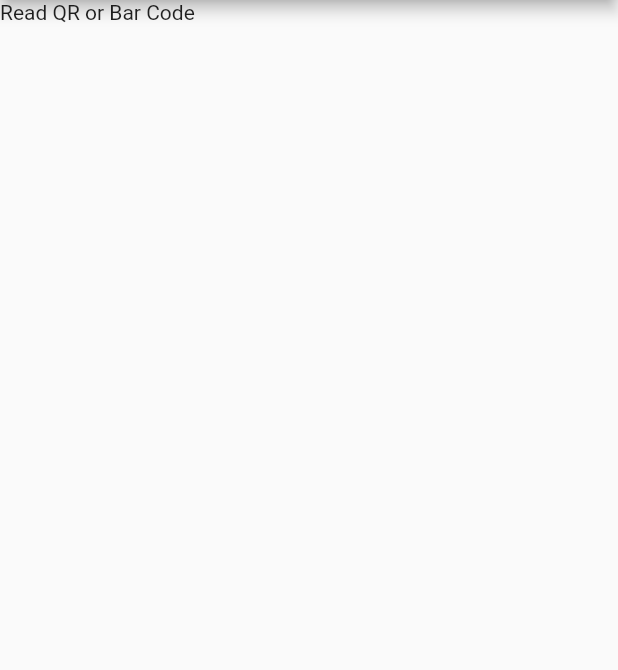
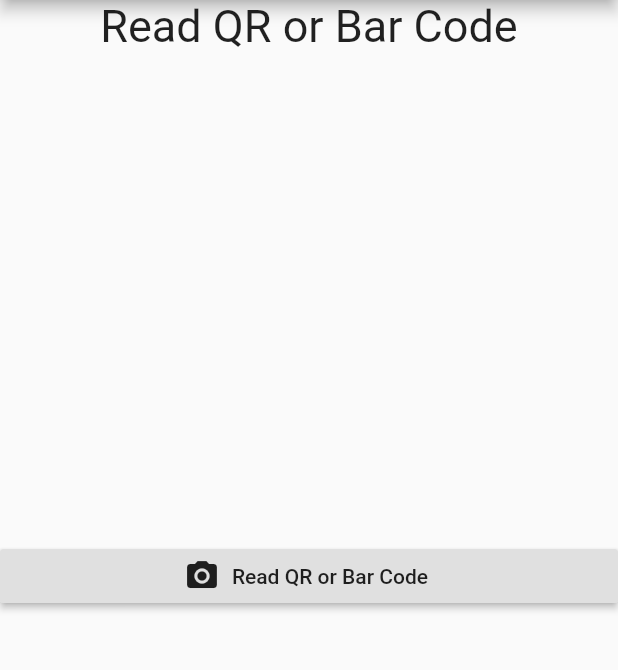
Before and after one commit to Sarunyou22/Pakk, a Flutter app: the MyService screen opened directly, in the side drawer, after a tap on "Page 2", on a phone screen of 412 x 824 dp, the part 84-754 px from its top. Run offline on Flutter 3.47's test engine with Material 2 defaults, Android fonts, the phone set to English and light mode, and no system bars; missing offline and left inert: dart:ffi; accounts and stored records are empty.

Commit message:
Design Read QRCode Completed

```diff
--- a/lib/widget/page2.dart
+++ b/lib/widget/page2.dart
@@ -1,4 +1,5 @@
 import 'package:flutter/material.dart';
+import 'package:pakk/utility/my_style.dart';
 
 class Page2 extends StatefulWidget {
   @override
@@ -6,10 +7,58 @@ class Page2 extends StatefulWidget {
 }
 
 class _Page2State extends State<Page2> {
+  // Field
+  String codeString = '';
+
+  // Method
+  Widget readButton() {
+    return Column(mainAxisAlignment: MainAxisAlignment.center,
+      children: <Widget>[
+        Row(
+          children: <Widget>[
+            Expanded(
+                child: RaisedButton.icon(
+                icon: Icon(Icons.photo_camera),
+                label: Text('Read QR or Bar Code'),
+                onPressed: () {},
+              ),
+            ),
+          ],
+        ),
+      ],
+    );
+  }
+
+  Widget codeReaded() {
+    return Center(
+        child: Text(
+      'Code Readed $codeString',
+      style: TextStyle(color: MyStyle().textColor, fontSize: MyStyle().h2),
+    ));
+  }
+
+  Widget headTitle() {
+    return Row(
+      mainAxisAlignment: MainAxisAlignment.center,
+      children: <Widget>[
+        Text(
+          'Read QR or Bar Code',
+          style: TextStyle(fontSize: MyStyle().h1),
+        ),
+      ],
+    );
+  }
+
   @override
   Widget build(BuildContext context) {
     return Container(
-      child: Text('Read QR or Bar Code'),
+      child: Stack(
+        children: <Widget>[
+          headTitle(),
+          codeReaded(),
+          readButton(),
+        ],
+      ),
     );
   }
 }
```
